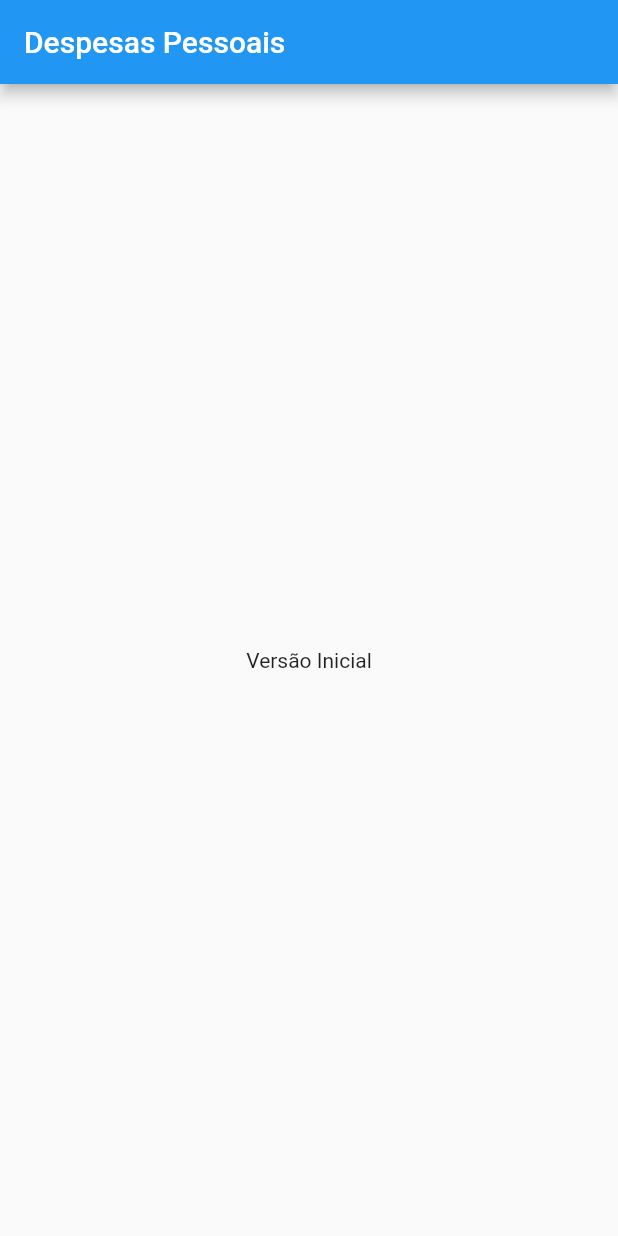
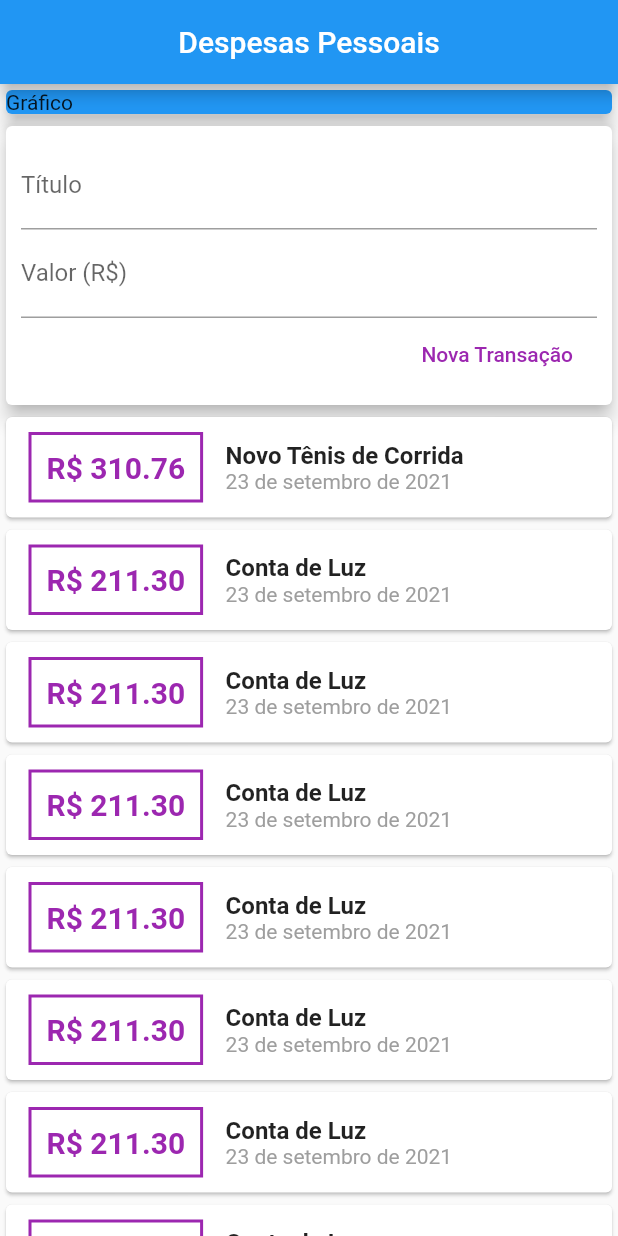
Before and after one commit to Bernardo-Junior/ExpenseApp, a Flutter app: the screen it shows after launch, on a phone screen of 412 x 824 dp. Run offline on Flutter 3.47's test engine with Material 2 defaults, Android fonts, the phone set to English and light mode, and no system bars.

Commit message:
chore: separando widgets em componentes e implementando parte de adicionar tarefa

```diff
--- /dev/null
+++ b/lib/components/transaction_form.dart
@@ -0,0 +1,60 @@
+import 'package:flutter/material.dart';
+
+class TransactionForm extends StatelessWidget {
+  final titleController = TextEditingController();
+  final valueController = TextEditingController();
+  final void Function(String, double) onSubmit;
+
+  TransactionForm(this.onSubmit);
+
+  void formatDates() {
+    final value = double.tryParse(valueController.text) ?? 0.0;
+    if (titleController.text.isEmpty || value == 0.0) {
+      return;
+    }
+    final title =
+        titleController.text.isEmpty ? 'Não Informado' : titleController.text;
+
+    onSubmit(title, value);
+  }
+
+  @override
+  Widget build(BuildContext context) {
+    return Card(
+      elevation: 5,
+      child: Padding(
+        padding: const EdgeInsets.all(10),
+        child: Column(
+          children: [
+            TextField(
+              controller: titleController,
+              decoration: InputDecoration(
+                labelText: 'Título',
+              ),
+            ),
+            TextField(
+              controller: valueController,
+              decoration: InputDecoration(
+                labelText: 'Valor (R\$)',
+              ),
+            ),
+            Row(
+              mainAxisAlignment: MainAxisAlignment.end,
+              children: [
+                FlatButton(
+                  child: const Text(
+                    'Nova Transação',
+                    style: TextStyle(
+                      color: Colors.purple,
+                    ),
+                  ),
+                  onPressed: formatDates,
+                ),
+              ],
+            )
+          ],
+        ),
+      ),
+    );
+  }
+}
--- /dev/null
+++ b/lib/components/transaction_list.dart
@@ -0,0 +1,66 @@
+import 'package:expenses/models/transaction.dart';
+import 'package:flutter/material.dart';
+import '../models/transaction.dart';
+import 'package:intl/intl.dart';
+
+class TransactionList extends StatelessWidget {
+  final List<Transaction> transactions;
+
+  TransactionList(this.transactions);
+
+  @override
+  Widget build(BuildContext context) {
+    return Column(
+      children: transactions.map((tr) {
+        return Card(
+          child: Row(
+            children: [
+              Container(
+                margin: const EdgeInsets.symmetric(
+                  horizontal: 15.0,
+                  vertical: 10.0,
+                ),
+                decoration: BoxDecoration(
+                  border: Border.all(
+                    color: Colors.purple,
+                    width: 2,
+                  ),
+                ),
+                padding: const EdgeInsets.all(10),
+                child: Text(
+                  'R\$ ${tr.value.toStringAsFixed(2)}',
+                  style: const TextStyle(
+                    fontWeight: FontWeight.bold,
+                    fontSize: 20,
+                    color: Colors.purple,
+                  ),
+                ),
+              ),
+              Column(
+                crossAxisAlignment: CrossAxisAlignment.start,
+                children: [
+                  Text(
+                    tr.title,
+                    style: const TextStyle(
+                      fontSize: 16,
+                      fontWeight: FontWeight.bold,
+                    ),
+                  ),
+                  Text(
+                    DateFormat(
+                      DateFormat.YEAR_MONTH_DAY,
+                      'pt_Br',
+                    ).format(tr.date),
+                    style: const TextStyle(
+                      color: Colors.grey,
+                    ),
+                  ),
+                ],
+              )
+            ],
+          ),
+        );
+      }).toList(),
+    );
+  }
+}
--- /dev/null
+++ b/lib/components/transaction_user.dart
@@ -0,0 +1,99 @@
+import 'dart:math';
+
+import 'package:flutter/material.dart';
+import 'transaction_form.dart';
+import 'transaction_list.dart';
+import '../models/transaction.dart';
+
+class TransactionUser extends StatefulWidget {
+  @override
+  _TransactionUserState createState() => _TransactionUserState();
+}
+
+class _TransactionUserState extends State<TransactionUser> {
+  final _transactions = [
+    Transaction(
+      id: 't1',
+      title: 'Novo Tênis de Corrida',
+      value: 310.76,
+      date: DateTime.now(),
+    ),
+    Transaction(
+      id: 't2',
+      title: 'Conta de Luz',
+      value: 211.30,
+      date: DateTime.now(),
+    ),
+    Transaction(
+      id: 't2',
+      title: 'Conta de Luz',
+      value: 211.30,
+      date: DateTime.now(),
+    ),
+    Transaction(
+      id: 't2',
+      title: 'Conta de Luz',
+      value: 211.30,
+      date: DateTime.now(),
+    ),
+    Transaction(
+      id: 't2',
+      title: 'Conta de Luz',
+      value: 211.30,
+      date: DateTime.now(),
+    ),
+    Transaction(
+      id: 't2',
+      title: 'Conta de Luz',
+      value: 211.30,
+      date: DateTime.now(),
+    ),
+    Transaction(
+      id: 't2',
+      title: 'Conta de Luz',
+      value: 211.30,
+      date: DateTime.now(),
+    ),
+    Transaction(
+      id: 't2',
+      title: 'Conta de Luz',
+      value: 211.30,
+      date: DateTime.now(),
+    ),
+    Transaction(
+      id: 't2',
+      title: 'Conta de Luz',
+      value: 211.30,
+      date: DateTime.now(),
+    ),
+    Transaction(
+      id: 't2',
+      title: 'Conta de Luz',
+      value: 211.30,
+      date: DateTime.now(),
+    )
+  ];
+
+  void _addTransaction(String title, double value) {
+    final newTransaction = Transaction(
+      id: Random().nextDouble().toString(),
+      title: title,
+      value: value,
+      date: DateTime.now(),
+    );
+
+    setState(() {
+      _transactions.add(newTransaction);
+    });
+  }
+
+  @override
+  Widget build(BuildContext context) {
+    return Column(
+      children: [
+        TransactionForm(_addTransaction),
+        TransactionList(_transactions),
+      ],
+    );
+  }
+}
--- a/lib/main.dart
+++ b/lib/main.dart
@@ -1,4 +1,9 @@
+import 'package:expenses/components/transaction_form.dart';
+import 'package:expenses/components/transaction_list.dart';
+import 'package:expenses/components/transaction_user.dart';
+import 'package:expenses/models/transaction.dart';
 import 'package:flutter/material.dart';
+import 'package:flutter_localizations/flutter_localizations.dart';
 
 main() => runApp(ExpenseApp());
 
@@ -6,6 +11,11 @@ class ExpenseApp extends StatelessWidget {
   @override
   Widget build(BuildContext context) {
     return MaterialApp(
+      localizationsDelegates: [
+        GlobalMaterialLocalizations.delegate,
+        GlobalWidgetsLocalizations.delegate
+      ],
+      supportedLocales: [const Locale('pt', 'BR')],
       home: MyHomePage(),
     );
   }
@@ -16,10 +26,24 @@ class MyHomePage extends StatelessWidget {
   Widget build(BuildContext context) {
     return Scaffold(
       appBar: AppBar(
-        title: Text('Despesas Pessoais'),
+        title: const Text('Despesas Pessoais'),
+        centerTitle: true,
       ),
-      body: Center(
-        child: Text('Versão Inicial'),
+      body: SingleChildScrollView(
+        child: Column(
+          crossAxisAlignment: CrossAxisAlignment.stretch,
+          children: [
+            Container(
+              width: double.infinity,
+              child: const Card(
+                color: Colors.blue,
+                child: Text('Gráfico'),
+                elevation: 5,
+              ),
+            ),
+            TransactionUser()
+          ],
+        ),
       ),
     );
   }
--- /dev/null
+++ b/lib/models/transaction.dart
@@ -0,0 +1,13 @@
+class Transaction {
+  final String id;
+  final String title;
+  final double value;
+  final DateTime date;
+
+  Transaction({
+    required this.id,
+    required this.title,
+    required this.value,
+    required this.date,
+  });
+}
--- a/pubspec.yaml
+++ b/pubspec.yaml
@@ -38,6 +38,9 @@ dependencies:
 dev_dependencies:
   flutter_test:
     sdk: flutter
+  flutter_localizations:
+   sdk: flutter
+  intl: ^0.17.0
 
   # The "flutter_lints" package below contains a set of recommended lints to
   # encourage good coding practices. The lint set provided by the package is
```
Also changed, not shown: pubspec.lock.
